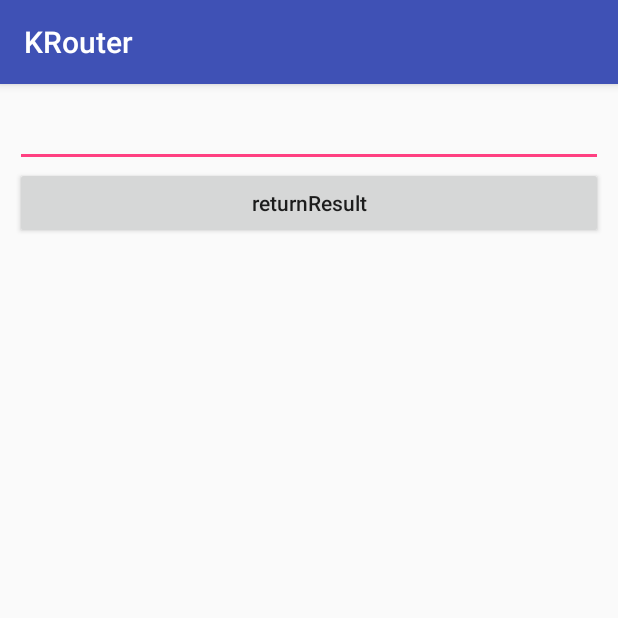
After one commit to richardwrq/KRouter, an Android app: the ResultActivity screen opened directly, with no data from a screen before it, on a phone screen of 412 x 824 dp, the top half of it. The commit adds this screen. Run offline under Robolectric (Android 15) with nearby library versions, the phone set to English and light mode, and no system bars.

Commit message:
[feature]增加startActivityForResult功能

```diff
--- a/app/src/main/AndroidManifest.xml
+++ b/app/src/main/AndroidManifest.xml
@@ -17,7 +17,8 @@
 				<category android:name="android.intent.category.LAUNCHER"/>
 			</intent-filter>
 		</activity>
-		<activity android:name=".activity.Main2Activity">
+		<activity android:name=".activity.Main2Activity"
+			android:launchMode="standard">
 		</activity>
 		<activity android:name=".activity.Main3Activity">
 		</activity>
--- a/app/src/main/java/com/github/richardwrq/krouter/BaseApplication.java
+++ b/app/src/main/java/com/github/richardwrq/krouter/BaseApplication.java
@@ -14,6 +14,7 @@ public class BaseApplication extends Application {
     @Override
     public void onCreate() {
         super.onCreate();
+        KRouter.openDebug();
         KRouter.init(this);
     }
 }
--- a/app/src/main/res/layout/activity_main.xml
+++ b/app/src/main/res/layout/activity_main.xml
@@ -36,6 +36,12 @@
 			android:layout_height="wrap_content"
 			android:onClick="bindService"
 			android:text="bindService"/>
+
+		<Button
+			android:layout_width="match_parent"
+			android:layout_height="wrap_content"
+			android:onClick="startActivityForResult"
+			android:text="startActivityForResult"/>
 	</LinearLayout>
 
 </ScrollView>
--- a/build.gradle
+++ b/build.gradle
@@ -12,7 +12,7 @@ buildscript {
     }
 
     ext.versions = [
-            'minSdk'        : 14,
+            'minSdk'        : 16,
             'compileSdk'    : 27,
 
             'supportLibrary': '27.0.2',
--- a/common/src/main/java/com/github/richardwrq/common/RouterTable.java
+++ b/common/src/main/java/com/github/richardwrq/common/RouterTable.java
@@ -8,8 +8,8 @@ package com.github.richardwrq.common;
 public class RouterTable {
     public static final String MAIN_ATY_PATH = "krouter/sample/MainActivity";
     public static final String MAIN2_ATY_PATH = "krouter/sample/Main2Activity";
-
     public static final String MAIN3_ATY_PATH = "krouter/sample/Main3Activity";
+    public static final String RESULT_ATY_PATH = "krouter/sample/ResultActivity";
 
     public static final String FGM1_PATH = "krouter/sample/fragment1";
     public static final String FGM2_PATH = "krouter/sample/fragment2";
--- a/gradle.properties
+++ b/gradle.properties
@@ -12,7 +12,7 @@
 #org.gradle.console=rich
 kapt.verbose=true
 org.gradle.jvmargs=-Xmx1536m
-android.enableBuildCache=false
+android.enableBuildCache=true
 # When configured, Gradle will run in incubating parallel mode.
 # This option should only be used with decoupled projects. More details, visit
 # http://www.gradle.org/docs/current/userguide/multi_project_builds.html#sec:decoupled_projects
--- a/krouter-api/src/main/java/com/github/richardwrq/krouter/api/utils/Logger.kt
+++ b/krouter-api/src/main/java/com/github/richardwrq/krouter/api/utils/Logger.kt
@@ -13,9 +13,8 @@ class Logger {
 
     companion object {
         private val PREFIX = "[KRouter]::"
-        private var isDebug = true
+        private var isDebug = false
 
-        @JvmStatic
         fun openDebug() {
             isDebug = true
         }
--- a/module-java/build.gradle
+++ b/module-java/build.gradle
@@ -28,7 +28,7 @@ android {
 dependencies {
     implementation fileTree(dir: 'libs', include: ['*.jar'])
 
-    implementation deps.support.compat
+    implementation deps.support.appcompat.v7
     testImplementation deps.junit
     androidTestImplementation deps.support.test.runner
     androidTestImplementation deps.support.test.espresso.core
@@ -38,4 +38,3 @@ dependencies {
 //    implementation deps.krouter.api
 //    kapt deps.krouter.compiler
 }
-apply plugin: 'kotlin-android-extensions'
--- a/module-java/src/main/AndroidManifest.xml
+++ b/module-java/src/main/AndroidManifest.xml
@@ -9,6 +9,10 @@
 			android:enabled="true"
 			android:exported="true">
 		</service>
+
+		<activity android:name="com.github.richardwrq.module.java.ResultActivity"
+			android:launchMode="standard">
+		</activity>
 	</application>
 
 </manifest>
--- /dev/null
+++ b/module-java/src/main/java/com/github/richardwrq/module/java/ResultActivity.kt
@@ -0,0 +1,27 @@
+package com.github.richardwrq.module.java
+
+import android.content.Intent
+import android.support.v7.app.AppCompatActivity
+import android.os.Bundle
+import android.view.View
+import android.widget.EditText
+import com.github.richardwrq.common.RouterTable.RESULT_ATY_PATH
+import com.github.richardwrq.krouter.annotation.Route
+import org.rc.wrq.module.java.R
+
+@Route(RESULT_ATY_PATH)
+class ResultActivity : AppCompatActivity() {
+
+    override fun onCreate(savedInstanceState: Bundle?) {
+        super.onCreate(savedInstanceState)
+        setContentView(R.layout.activity_result)
+    }
+
+    fun returnResult(view: View) {
+        val intent = Intent()
+        val editText = findViewById<EditText>(R.id.et)
+        intent.putExtra("result", editText.text.toString())
+        setResult(1, intent)
+        finish()
+    }
+}
--- /dev/null
+++ b/module-java/src/main/res/layout/activity_result.xml
@@ -0,0 +1,22 @@
+<?xml version="1.0" encoding="utf-8"?>
+<LinearLayout
+	xmlns:android="http://schemas.android.com/apk/res/android"
+	xmlns:tools="http://schemas.android.com/tools"
+	android:layout_width="match_parent"
+	android:layout_height="match_parent"
+	android:orientation="vertical"
+	android:padding="10dp"
+	tools:context="com.github.richardwrq.module.java.ResultActivity">
+
+	<EditText
+		android:id="@+id/et"
+		android:layout_width="match_parent"
+		android:layout_height="wrap_content"
+		android:maxLines="1"/>
+
+	<Button
+		android:layout_width="match_parent"
+		android:layout_height="wrap_content"
+		android:onClick="returnResult"
+		android:text="returnResult"/>
+</LinearLayout>
```
Also changed, not shown: app/src/main/java/com/github/richardwrq/krouter/activity/MainActivity.java (+12 -0 lines), app/src/main/java/com/github/richardwrq/krouter/fragment/Fragment1.java (+16 -0 lines), app/src/main/res/layout/fragment_1.xml (+7 -0 lines), krouter-api/src/main/java/com/github/richardwrq/krouter/api/core/KRouter.kt (+62 -12 lines), krouter-api/src/main/java/com/github/richardwrq/krouter/api/core/RouteHandlerFactory.kt (+59 -9 lines).
